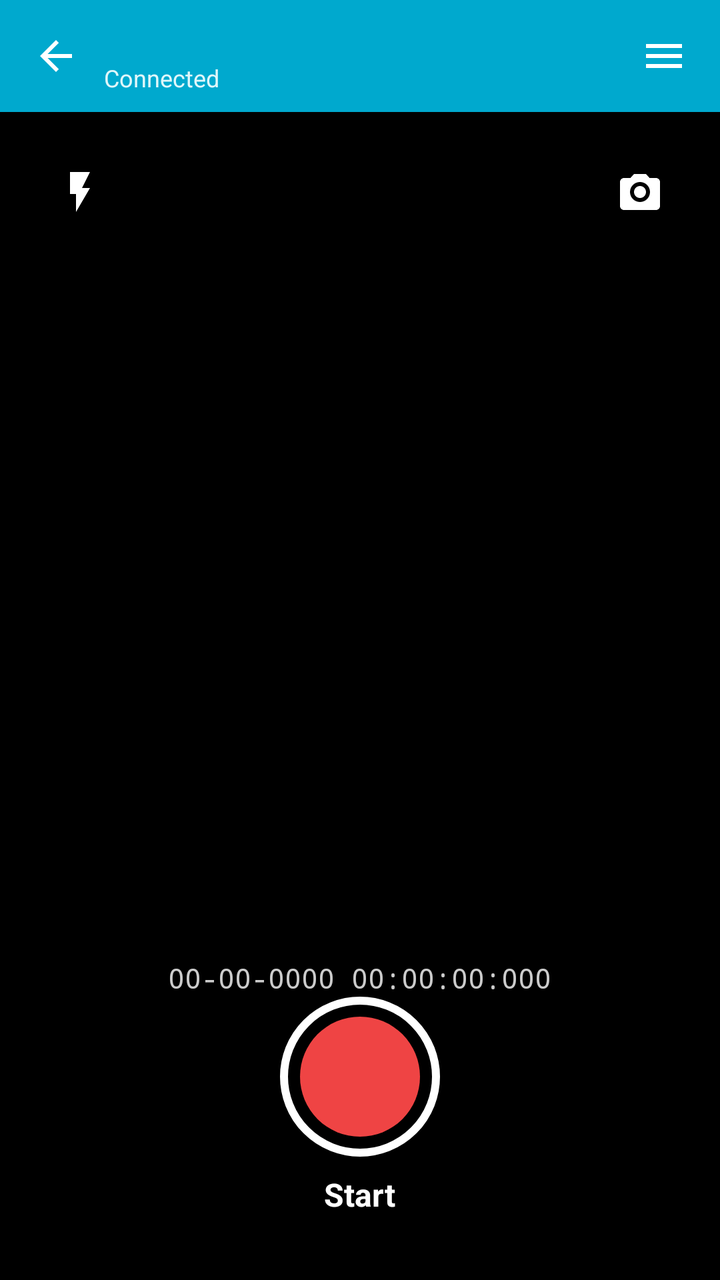
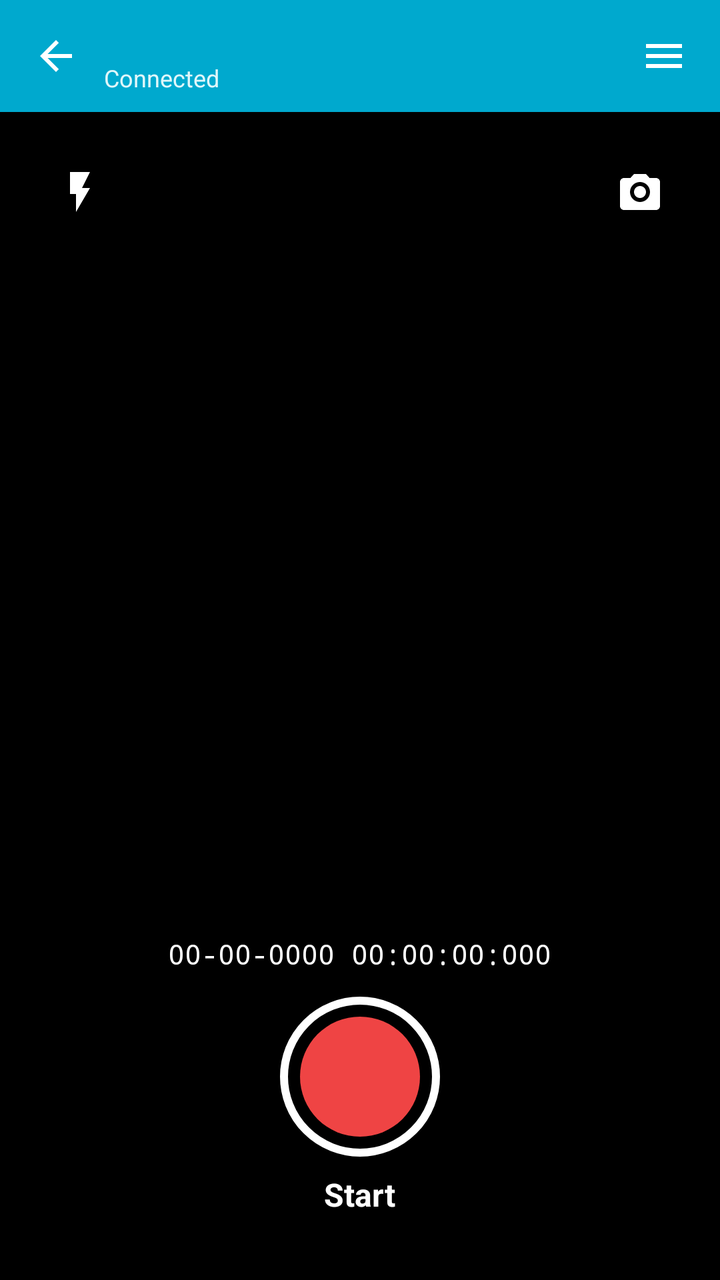

Two renders of the same Android screen: before a commit and after it. Below are the layout's source before the change and the commit's diff.
<!-- AndroidManifest.xml: application theme Theme.TagMobile -->
<!-- res/layout/activity_device.xml -->
<?xml version="1.0" encoding="utf-8"?>
<LinearLayout
    xmlns:android="http://schemas.android.com/apk/res/android"
    xmlns:app="http://schemas.android.com/apk/res-auto"
    android:layout_width="match_parent"
    android:layout_height="match_parent"
    android:orientation="vertical"
    android:background="#F3F4F6">

    <LinearLayout
        android:layout_width="match_parent"
        android:layout_height="56dp"
        android:background="#00A9CE"
        android:gravity="center_vertical"
        android:paddingHorizontal="4dp">

        <ImageButton
            android:id="@+id/backBtn"
            android:layout_width="48dp"
            android:layout_height="48dp"
            android:background="?attr/selectableItemBackgroundBorderless"
            android:src="@drawable/ic_back"
            android:contentDescription="Back" />

        <LinearLayout
            android:layout_width="0dp"
            android:layout_height="wrap_content"
            android:layout_weight="1"
            android:orientation="vertical">

            <TextView
                android:id="@+id/deviceTitle"
                android:layout_width="wrap_content"
                android:layout_height="wrap_content"
                android:textColor="@android:color/white"
                android:textStyle="bold"
                android:textSize="16sp" />

            <TextView
                android:layout_width="wrap_content"
                android:layout_height="wrap_content"
                android:text="@string/connected"
                android:textColor="#E0F7FA"
                android:textSize="12sp" />
        </LinearLayout>

        <ImageButton
            android:id="@+id/deviceMenuBtn"
            android:layout_width="48dp"
            android:layout_height="48dp"
            android:background="?attr/selectableItemBackgroundBorderless"
            android:src="@drawable/ic_menu"
            android:contentDescription="@string/disconnect" />
    </LinearLayout>

    <FrameLayout
        android:layout_width="match_parent"
        android:layout_height="0dp"
        android:layout_weight="1"
        android:background="#000000">

        <TextureView
            android:id="@+id/cameraPreview"
            android:layout_width="match_parent"
            android:layout_height="match_parent" />

        
        <FrameLayout
            android:layout_width="match_parent"
            android:layout_height="wrap_content"
            android:padding="16dp">
            
            <ImageButton
                android:id="@+id/flashBtn"
                android:layout_width="48dp"
                android:layout_height="48dp"
                android:layout_gravity="start|top"
                android:src="@drawable/ic_flash"
                android:background="?attr/selectableItemBackgroundBorderless"
                app:tint="#FFFFFF"
                android:contentDescription="Flash"/>

            <ImageButton
                android:id="@+id/switchCameraBtn"
                android:layout_width="48dp"
                android:layout_height="48dp"
                android:layout_gravity="end|top"
                android:src="@drawable/ic_switch_camera"
                android:background="?attr/selectableItemBackgroundBorderless"
                app:tint="#FFFFFF"
                android:contentDescription="Switch Camera"/>
        </FrameLayout>

        
        <LinearLayout
            android:layout_width="match_parent"
            android:layout_height="wrap_content"
            android:layout_gravity="bottom"
            android:orientation="vertical"
            android:gravity="center"
            android:paddingBottom="32dp"
            android:background="@drawable/bg_gradient_bottom">
            
            <TextView
                android:id="@+id/timestampText"
                android:layout_width="wrap_content"
                android:layout_height="wrap_content"
                android:background="@android:color/transparent"
                android:textColor="#CCFFFFFF"
                android:textSize="14sp"
                android:fontFamily="monospace"
                android:shadowColor="#80000000"
                android:shadowDx="1"
                android:shadowDy="1"
                android:shadowRadius="3"
                android:text="00-00-0000 00:00:00:000" />

            <TextView
                android:id="@+id/recordDurationText"
                android:layout_width="wrap_content"
                android:layout_height="wrap_content"
                android:layout_marginTop="6dp"
                android:layout_marginBottom="24dp"
                android:background="@android:color/transparent"
                android:textColor="#FFFFFFFF"
                android:textSize="16sp"
                android:textStyle="bold"
                android:fontFamily="monospace"
                android:shadowColor="#80000000"
                android:shadowDx="1"
                android:shadowDy="1"
                android:shadowRadius="3"
                android:text="00:00"
                android:visibility="gone" />

            
            <FrameLayout
                android:layout_width="match_parent"
                android:layout_height="wrap_content">

                <ImageView
                    android:id="@+id/lastVideoThumb"
                    android:layout_width="56dp"
                    android:layout_height="56dp"
                    android:layout_gravity="start|center_vertical"
                    android:layout_marginStart="28dp"
                    android:background="@drawable/bg_last_video_thumb"
                    android:padding="2dp"
                    android:scaleType="centerCrop"
                    android:contentDescription="@string/last_video"
                    android:visibility="gone"
                    android:clickable="true"
                    android:focusable="true" />

                <LinearLayout
                    android:layout_width="wrap_content"
                    android:layout_height="wrap_content"
                    android:layout_gravity="center"
                    android:orientation="vertical"
                    android:gravity="center">

                    <FrameLayout
                        android:id="@+id/recordBtnContainer"
                        android:layout_width="80dp"
                        android:layout_height="80dp"
                        android:background="@drawable/bg_record_btn_outer">

                        <View
                            android:id="@+id/recordBtnInner"
                            android:layout_width="60dp"
                            android:layout_height="60dp"
                            android:layout_gravity="center"
                            android:background="@drawable/bg_record_btn_inner" />
                    </FrameLayout>

                    <TextView
                        android:id="@+id/recordBtnLabel"
                        android:layout_width="wrap_content"
                        android:layout_height="wrap_content"
                        android:text="@string/start"
                        android:layout_marginTop="8dp"
                        android:textColor="#FFFFFF"
                        android:textStyle="bold"
                        android:textSize="16sp"/>
                </LinearLayout>
            </FrameLayout>

        </LinearLayout>
    </FrameLayout>
</LinearLayout>
<!-- resources referenced by this layout -->
<resources>
  <!-- drawable bg_gradient_bottom (drawable) -->
  <?xml version="1.0" encoding="utf-8"?>
  <shape xmlns:android="http://schemas.android.com/apk/res/android">
      <gradient
          android:angle="90"
          android:startColor="#B3000000"
          android:endColor="#00000000" />
  </shape>
  <!-- drawable bg_last_video_thumb (drawable) -->
  <?xml version="1.0" encoding="utf-8"?>
  <shape xmlns:android="http://schemas.android.com/apk/res/android"
      android:shape="rectangle">
      <solid android:color="#333333" />
      <stroke
          android:width="2dp"
          android:color="#FFFFFF" />
      <corners android:radius="8dp" />
  </shape>
  <!-- drawable bg_record_btn_inner (drawable) -->
  <?xml version="1.0" encoding="utf-8"?>
  <shape xmlns:android="http://schemas.android.com/apk/res/android"
      android:shape="oval">
      <solid android:color="#EF4444" />
  </shape>
  <!-- drawable bg_record_btn_outer (drawable) -->
  <?xml version="1.0" encoding="utf-8"?>
  <shape xmlns:android="http://schemas.android.com/apk/res/android"
      android:shape="oval">
      <solid android:color="#00000000" />
      <stroke android:width="4dp" android:color="#FFFFFF" />
  </shape>
  <!-- drawable ic_back (drawable) -->
  <?xml version="1.0" encoding="utf-8"?>
  <vector xmlns:android="http://schemas.android.com/apk/res/android"
      android:width="24dp"
      android:height="24dp"
      android:viewportWidth="24"
      android:viewportHeight="24"
      android:tint="@android:color/white">
      <path
          android:fillColor="@android:color/white"
          android:pathData="M20,11H7.83l5.59,-5.59L12,4l-8,8 8,8 1.41,-1.41L7.83,13H20v-2z"/>
  </vector>
  <!-- drawable ic_flash (drawable) -->
  <?xml version="1.0" encoding="utf-8"?>
  <vector xmlns:android="http://schemas.android.com/apk/res/android"
      android:width="24dp"
      android:height="24dp"
      android:viewportWidth="24"
      android:viewportHeight="24">
      <path
          android:fillColor="#FFFFFF"
          android:pathData="M7,2v11h3v9l7,-12h-4l4,-8z" />
  </vector>
  <!-- drawable ic_menu (drawable) -->
  <?xml version="1.0" encoding="utf-8"?>
  <vector xmlns:android="http://schemas.android.com/apk/res/android"
      android:width="24dp"
      android:height="24dp"
      android:viewportWidth="24"
      android:viewportHeight="24"
      android:tint="@android:color/white">
      <path
          android:fillColor="@android:color/white"
          android:pathData="M3,6h18v2H3V6zM3,11h18v2H3v-2zM3,16h18v2H3v-2z"/>
  </vector>
  <!-- drawable ic_switch_camera (drawable) -->
  <?xml version="1.0" encoding="utf-8"?>
  <vector xmlns:android="http://schemas.android.com/apk/res/android"
      android:width="24dp"
      android:height="24dp"
      android:viewportWidth="24"
      android:viewportHeight="24">
      <path
          android:fillColor="#FFFFFF"
          android:pathData="M20,5h-3.2L15,3H9L7.2,5H4c-1.1,0 -2,0.9 -2,2v12c0,1.1 0.9,2 2,2h16c1.1,0 2,-0.9 2,-2V7c0,-1.1 -0.9,-2 -2,-2zM12,17c-2.76,0 -5,-2.24 -5,-5s2.24,-5 5,-5 5,2.24 5,5 -2.24,5 -5,5z" />
      <path
          android:fillColor="#FFFFFF"
          android:pathData="M12,9c-1.66,0 -3,1.34 -3,3s1.34,3 3,3 3,-1.34 3,-3 -1.34,-3 -3,-3z" />
  </vector>
  <string name="connected">Connected</string>
  <string name="disconnect">Disconnect</string>
  <string name="last_video">Last video</string>
  <string name="start">Start</string>
  <style name="Theme.TagMobile" parent="Theme.MaterialComponents.Light.NoActionBar">
          <item name="colorPrimary">#00A9CE</item>
          <item name="colorPrimaryVariant">#0093B5</item>
          <item name="colorOnPrimary">@android:color/white</item>
          <item name="android:statusBarColor">#00A9CE</item>
          <item name="android:navigationBarColor">@android:color/white</item>
      </style>
</resources>

<!-- the commit's change to res/layout/activity_device.xml (unified diff, before → after) -->
@@ -105,14 +105,13 @@
                 android:id="@+id/timestampText"
                 android:layout_width="wrap_content"
                 android:layout_height="wrap_content"
-                android:background="@android:color/transparent"
-                android:textColor="#CCFFFFFF"
+                android:background="#8C000000"
+                android:paddingHorizontal="10dp"
+                android:paddingVertical="4dp"
+                android:textColor="#FFFFFF"
                 android:textSize="14sp"
+                android:layout_marginBottom="8dp"
                 android:fontFamily="monospace"
-                android:shadowColor="#80000000"
-                android:shadowDx="1"
-                android:shadowDy="1"
-                android:shadowRadius="3"
                 android:text="00-00-0000 00:00:00:000" />
 
             <TextView
